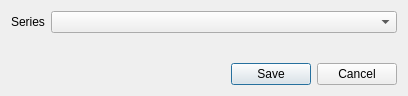
Qt form src/main/python/ui/export.ui (3ll3d00d/beqdesigner) before a commit.
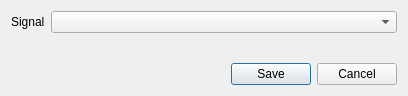
The same form after that commit.

Commit message: wiring up the ability to save/load a signal to/from a compressed json format

```diff
--- a/src/main/python/ui/export.ui
+++ b/src/main/python/ui/export.ui
@@ -32,7 +32,7 @@
      <item row="0" column="0">
       <widget class="QLabel" name="seriesLabel">
        <property name="text">
-        <string>Series</string>
+        <string>Signal</string>
        </property>
       </widget>
      </item>
```
Left out of the diff: 14 changed lines with no effect on the pictures. The commit also changes 7 other files.
